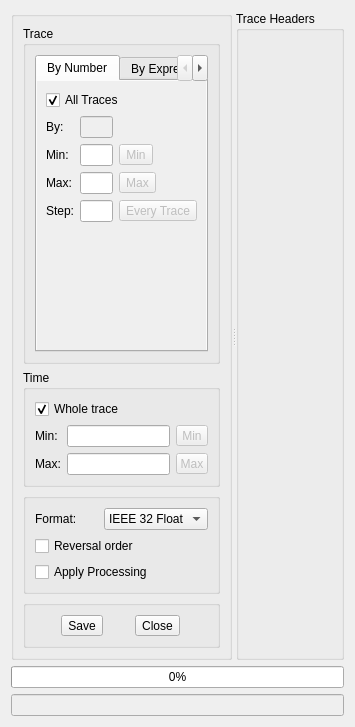
This is SeiSeeMp/saveasdialog.ui in wangweiwei104/SeiSee as Qt 5 draws it before an edit. The edited form follows.
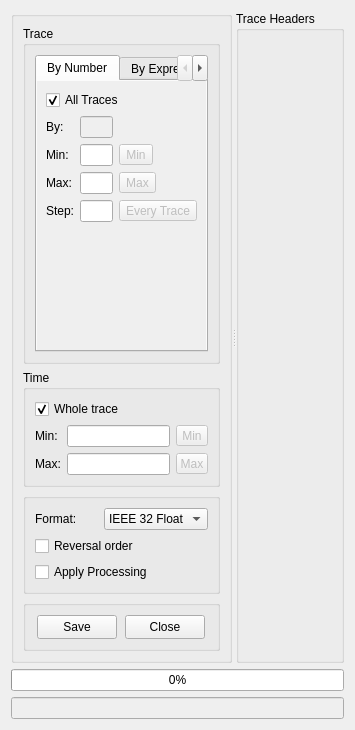
This is the edited form. Icons and pictures are not drawn. Custom widgets are drawn as their Qt base class.

The edit to the form file:
```diff
--- a/SeiSeeMp/saveasdialog.ui
+++ b/SeiSeeMp/saveasdialog.ui
@@ -484,6 +484,18 @@
          <layout class="QHBoxLayout" name="horizontalLayout_2">
           <item>
            <widget class="QToolButton" name="btnSave">
+            <property name="minimumSize">
+             <size>
+              <width>80</width>
+              <height>24</height>
+             </size>
+            </property>
+            <property name="maximumSize">
+             <size>
+              <width>80</width>
+              <height>24</height>
+             </size>
+            </property>
             <property name="text">
              <string>Save</string>
             </property>
@@ -491,6 +503,12 @@
              <iconset resource="myrc.qrc">
               <normaloff>:/images/FileSave.png</normaloff>:/images/FileSave.png</iconset>
             </property>
+            <property name="iconSize">
+             <size>
+              <width>20</width>
+              <height>20</height>
+             </size>
+            </property>
             <property name="toolButtonStyle">
              <enum>Qt::ToolButtonTextBesideIcon</enum>
             </property>
@@ -498,12 +516,30 @@
           </item>
           <item>
            <widget class="QToolButton" name="btnClose">
+            <property name="minimumSize">
+             <size>
+              <width>80</width>
+              <height>24</height>
+             </size>
+            </property>
+            <property name="maximumSize">
+             <size>
+              <width>80</width>
+              <height>24</height>
+             </size>
+            </property>
             <property name="text">
              <string>Close</string>
             </property>
             <property name="icon">
              <iconset resource="myrc.qrc">
-              <normaloff>:/images/delete_item.png</normaloff>:/images/delete_item.png</iconset>
+              <normaloff>:/images/DelItem.png</normaloff>:/images/DelItem.png</iconset>
+            </property>
+            <property name="iconSize">
+             <size>
+              <width>20</width>
+              <height>20</height>
+             </size>
             </property>
             <property name="toolButtonStyle">
              <enum>Qt::ToolButtonTextBesideIcon</enum>
```
Left out of the diff: 2 changed lines with no effect on the pictures.
